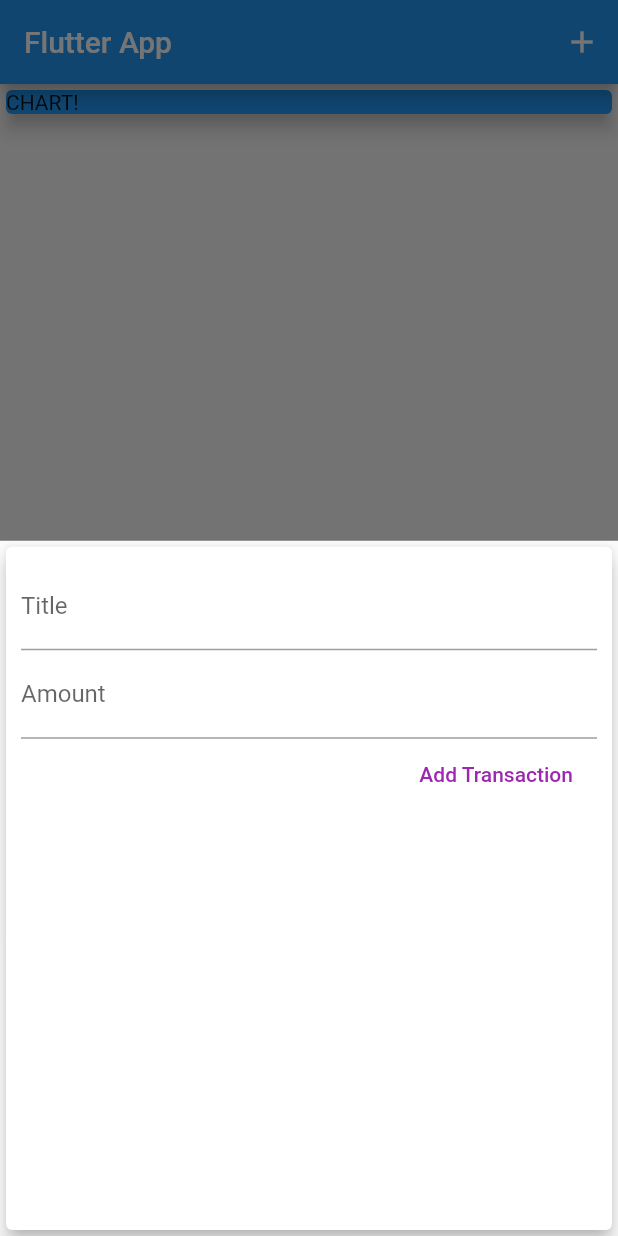
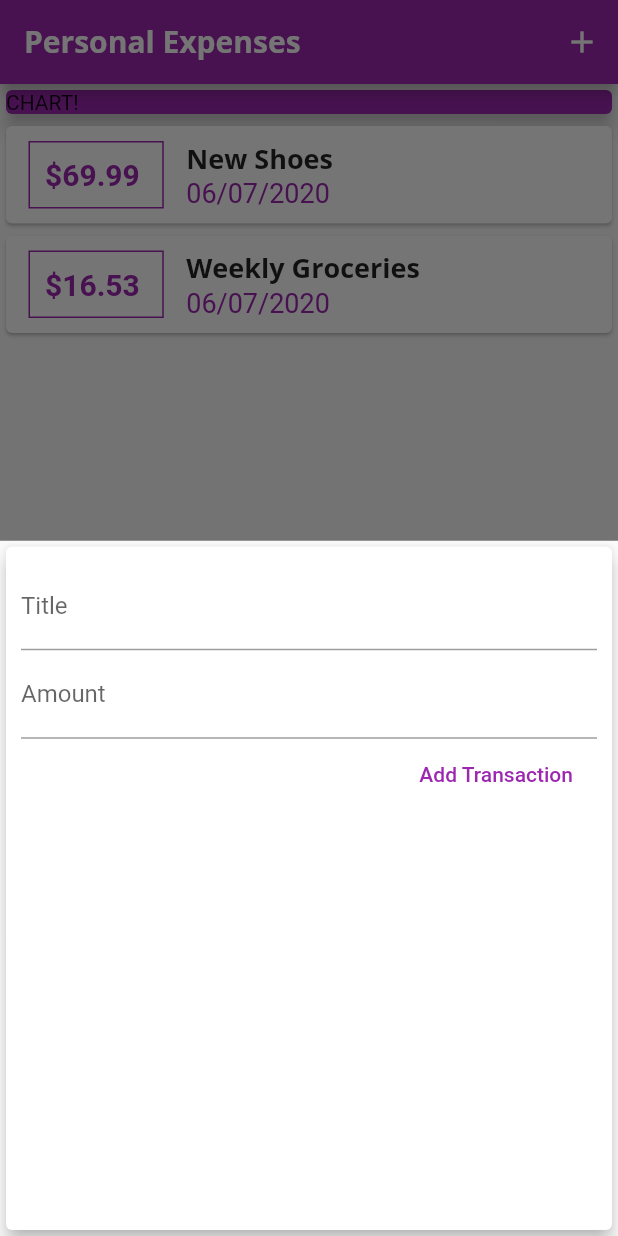
Before and after one commit to sunroadR/personal_expenses_tutorial2, a Flutter app: the screen it shows after launch, after a tap on the "add" icon, on a phone screen of 412 x 824 dp. Run offline on Flutter 3.47's test engine with Material 2 defaults, Android fonts, the phone set to English and light mode, and no system bars.

Commit message:
text them

```diff
--- a/lib/main.dart
+++ b/lib/main.dart
@@ -1,4 +1,5 @@
 import 'package:flutter/material.dart';
+import 'package:personalexpensestutorial2/widgets/transaction_list.dart';
 import './widgets/new_transaction.dart';
 import 'models/transaction.dart';
 
@@ -12,7 +13,28 @@ class MyApp extends StatelessWidget {
   @override
   Widget build(BuildContext context) {
     return MaterialApp(
-      title: 'Flutter App',
+      title: 'Personal Expenses',
+      theme: ThemeData(
+        primarySwatch: Colors.purple,
+        accentColor: Colors.deepOrangeAccent,
+        fontFamily: 'Quicksand',
+        textTheme: ThemeData.light().textTheme.copyWith(
+        title:TextStyle(
+          fontFamily: 'OpenSans',
+          fontSize: 18,
+          fontWeight: FontWeight.bold,),
+        ),
+        appBarTheme: AppBarTheme(
+          textTheme: ThemeData.light().textTheme.copyWith(
+            title: TextStyle(
+              fontFamily: 'OpenSans',
+              fontSize: 20,
+              fontWeight: FontWeight.bold,
+            )
+          )
+        )
+
+      ),
       home: MyHomePage(),
     );
   }
@@ -29,6 +51,7 @@ class MyHomePage extends StatefulWidget {
 }
 
 class _MyHomePageState extends State<MyHomePage> {
+
 
 
 
@@ -56,7 +79,12 @@ class _MyHomePageState extends State<MyHomePage> {
 
   void _startAddNewTransaction(BuildContext ctx){
     showModalBottomSheet(context: ctx, builder:(_){
-      return NewTransaction(_addNewTransaction);
+      return GestureDetector(
+        onTap: () {},
+
+          child: NewTransaction(_addNewTransaction),
+        behavior: HitTestBehavior.opaque,);
+
     });
   }
 
@@ -64,7 +92,7 @@ class _MyHomePageState extends State<MyHomePage> {
   Widget build(BuildContext context) {
     return Scaffold(
       appBar: AppBar(
-        title: Text('Flutter App'),
+        title: Text('Personal Expenses'),
         actions: <Widget>[
           IconButton(
             icon: Icon(
@@ -81,12 +109,12 @@ class _MyHomePageState extends State<MyHomePage> {
               Container(
                 width: double.infinity,
                 child: Card(
-                  color: Colors.blue,
+                  color: Theme.of(context).primaryColor,
                   child: Text('CHART!'),
                   elevation: 5,
                 ),
               ),
-
+          TransactionList(_userTransactions),
 
                   ],
 
@@ -97,14 +125,13 @@ class _MyHomePageState extends State<MyHomePage> {
 floatingActionButtonLocation: FloatingActionButtonLocation.centerFloat,
 floatingActionButton: FloatingActionButton(
   child: Icon(Icons.add ),
-  onPressed: ()=>_startAddNewTransaction(context),
+  onPressed: () => _startAddNewTransaction(context),
 ),
 
 
 
 
     );
-    // TODO: implement build
-    throw UnimplementedError();
+
   }
 }
--- a/lib/widgets/new_transaction.dart
+++ b/lib/widgets/new_transaction.dart
@@ -1,19 +1,21 @@
 
 import 'package:flutter/material.dart';
 
-class NewTransaction extends StatelessWidget{
+class NewTransaction extends StatefulWidget{
 
   final Function addTx;
 
-  final titleController = TextEditingController();
-  final amountController = TextEditingController();
 
    NewTransaction(this.addTx);
 
+  @override
+  _NewTransactionState createState() => _NewTransactionState();
+}
 
+class _NewTransactionState extends State<NewTransaction> {
+  final titleController = TextEditingController();
 
-
-
+  final amountController = TextEditingController();
 
     void submitData(){
 
@@ -25,8 +27,9 @@ class NewTransaction extends StatelessWidget{
 
         return;
       }
-      addTx(enteredTitle, enteredAmount
+      widget.addTx(enteredTitle, enteredAmount
       );
+      Navigator.of(context).pop();
     }
 
   @override
@@ -56,19 +59,18 @@ class NewTransaction extends StatelessWidget{
     controller: amountController,
     keyboardType: TextInputType.number,
     onSubmitted:(_)=> submitData(),
-    //onChanged: (value) => amountInput =value,
+
 
     ),
     FlatButton(
     child: Text('Add Transaction'),
 
     textColor: Colors.purple,
-    onPressed: submitData,
+    onPressed:()=> submitData(),
     ),
 
     ],),
     ),
     );
   }
-
 }
--- a/lib/widgets/transaction_list.dart
+++ b/lib/widgets/transaction_list.dart
@@ -43,7 +43,7 @@ class TransactionList extends StatelessWidget {
                         style: TextStyle(
                             fontWeight: FontWeight.bold,
                             fontSize: 20,
-                            color: Colors.purple
+                            color: Theme.of(context).primaryColor,
                         ),
                       ),
 
@@ -55,14 +55,12 @@ class TransactionList extends StatelessWidget {
 
 
                         Text(transactions[index].title,
-                          style: TextStyle(
-                              fontSize: 16,
-                              fontWeight: FontWeight.bold),
+                          style: Theme.of(context).textTheme.title,
                         ),
                         Text(
                           DateFormat('dd/MM/yyyy').format(transactions[index].date),
                           style: TextStyle(fontSize: 18,
-                              color: Colors.black),),
+                              color: Theme.of(context).primaryColor)),
                       ],
                     )
                   ],
```
Also changed, not shown: pubspec.yaml (+12 -6 lines), assets/fonts/OpenSans-Bold.ttf (added), assets/fonts/OpenSans-Regular.ttf (added), assets/fonts/Quicksand-Bold.ttf (added), assets/fonts/Quicksand-Light.ttf (added), assets/fonts/Quicksand-Medium.ttf (added), assets/fonts/Quicksand-Regular.ttf (added).
